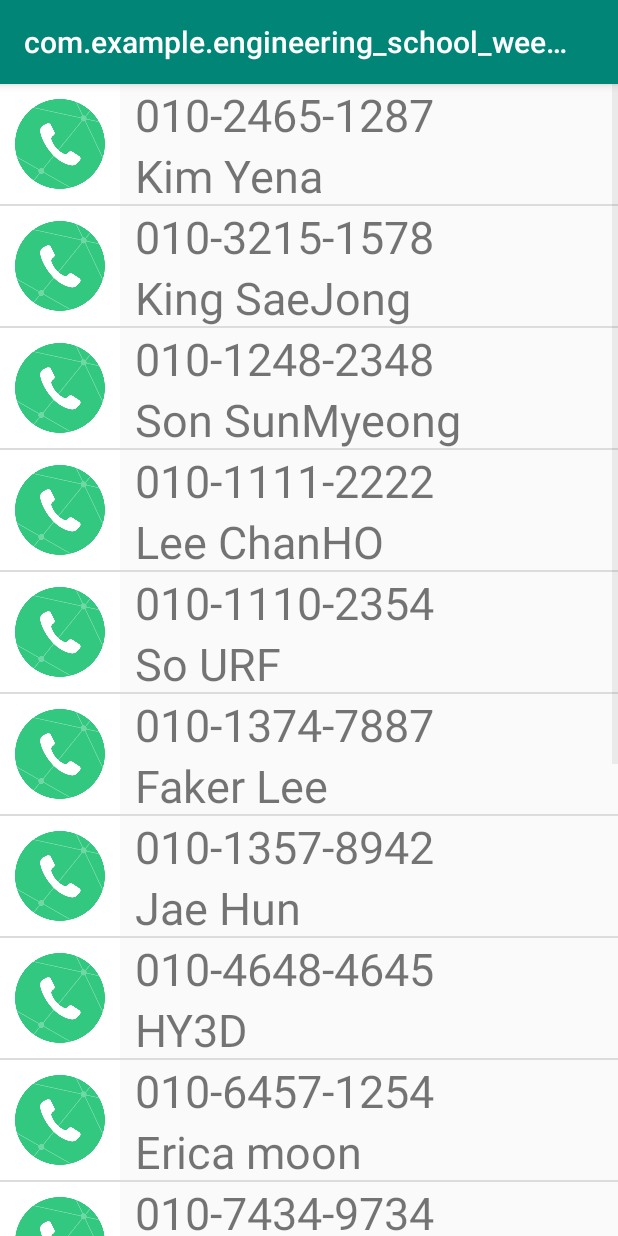
After one commit to Sn1Kuz/EngineeringSchool_week1, an Android app: the ListActivity screen opened directly, with no data from a screen before it, on a phone screen of 412 x 824 dp. The commit adds this screen. Run offline under Robolectric (Android 15) with nearby library versions, the phone set to English and light mode, and no system bars.

Commit message:
EngineeringSchool_2

```diff
--- a/EngineeringSchool_1/app/src/main/AndroidManifest.xml
+++ b/EngineeringSchool_1/app/src/main/AndroidManifest.xml
@@ -7,11 +7,12 @@
     <application
         android:allowBackup="true"
         android:icon="@mipmap/ic_launcher"
-        android:label="@string/app_name"
         android:roundIcon="@mipmap/ic_launcher_round"
         android:supportsRtl="true"
         android:theme="@style/AppTheme">
-        <activity android:name=".Test_6"></activity>
+        <activity android:name=".ListActivity" />
+        <activity android:name=".LifeCycleActivity" />
+        <activity android:name=".Test_6" />
         <activity android:name=".Test_5" />
         <activity android:name=".Test_4" />
         <activity android:name=".Test_3" />
--- /dev/null
+++ b/EngineeringSchool_1/app/src/main/java/com/example/engineering_school_week1_homework/ListActivity.java
@@ -0,0 +1,126 @@
+package com.example.engineering_school_week1_homework;
+
+import androidx.appcompat.app.AppCompatActivity;
+
+import android.content.Context;
+import android.os.Bundle;
+import android.view.LayoutInflater;
+import android.view.View;
+import android.view.ViewGroup;
+import android.widget.AdapterView;
+import android.widget.BaseAdapter;
+import android.widget.ImageView;
+import android.widget.ListView;
+import android.widget.TextView;
+import android.widget.Toast;
+
+import java.util.ArrayList;
+
+public class ListActivity extends AppCompatActivity {
+
+    ArrayList<SampleData> dataList;
+    Context context =this;
+
+    @Override
+    protected void onCreate(Bundle savedInstanceState) {
+        super.onCreate(savedInstanceState);
+        setContentView(R.layout.activity_list);
+
+        this.InitializeMovieData();
+        ListView listView = (ListView) findViewById(R.id.listView);
+        final MyAdapter myAdapter = new MyAdapter(this,dataList);
+        listView.setAdapter(myAdapter);
+        listView.setOnItemClickListener(new AdapterView.OnItemClickListener(){
+            @Override
+            public void onItemClick(AdapterView parent, View v, int position, long id){
+                Toast.makeText(getApplicationContext(),
+                        myAdapter.getItem(position).getText(),
+                        Toast.LENGTH_LONG).show();
+            }
+        });
+    }
+    public void InitializeMovieData()
+    {
+        dataList = new ArrayList<SampleData>();
+//        for (int i = 0; i < 10; i++)
+//            dataList.add(new SampleData("Text" + i));
+        dataList.add(new SampleData("010-2465-1287", R.drawable.call, "Kim Yena"));
+        dataList.add(new SampleData("010-3215-1578", R.drawable.call, "King SaeJong"));
+        dataList.add(new SampleData("010-1248-2348", R.drawable.call, "Son SunMyeong"));
+        dataList.add(new SampleData("010-1111-2222", R.drawable.call, "Lee ChanHO"));
+        dataList.add(new SampleData("010-1110-2354", R.drawable.call, "So URF"));
+        dataList.add(new SampleData("010-1374-7887", R.drawable.call, "Faker Lee"));
+        dataList.add(new SampleData("010-1357-8942", R.drawable.call, "Jae Hun"));
+        dataList.add(new SampleData("010-4648-4645", R.drawable.call, "HY3D"));
+        dataList.add(new SampleData("010-6457-1254", R.drawable.call, "Erica moon"));
+        dataList.add(new SampleData("010-7434-9734", R.drawable.call, "Kim J1Nu"));
+        dataList.add(new SampleData("010-7895-4532", R.drawable.call, "Mun SaeHo"));
+        dataList.add(new SampleData("010-1298-5578", R.drawable.call, "Lee JongSu"));
+        dataList.add(new SampleData("010-4690-1287", R.drawable.call, "Kim JiWon"));
+        dataList.add(new SampleData("010-7255-3466", R.drawable.call, "Ko NamKill"));
+        dataList.add(new SampleData("010-4691-1287", R.drawable.call, "Kim KunHa"));
+        dataList.add(new SampleData("010-2531-4690", R.drawable.call, "Lee SiBin"));
+
+    }
+    public class SampleData {
+        private String text;
+        private int img;
+        private String name;
+
+        public SampleData(String text, int img, String name){
+            this.text = text;
+            this.img = img;
+            this.name = name;
+        }
+        public String getText()
+        {
+            return this.text;
+        }
+        public int getImg()
+        {
+            return this.img;
+        }
+        public String getName()
+        {
+            return this.name;
+        }
+    }
+    public class MyAdapter extends BaseAdapter {
+        Context mContext = null;
+        LayoutInflater mLayoutInflater = null;
+        ArrayList<SampleData> sample;
+        public MyAdapter(Context context, ArrayList<SampleData> data) {
+            mContext = context;
+            sample = data;
+            mLayoutInflater = LayoutInflater.from(mContext);
+        }
+        @Override
+        public int getCount() {
+            return sample.size();
+        }
+        @Override
+        public long getItemId(int position) {
+            return position;
+        }
+        @Override
+        public SampleData getItem(int position) {
+            return sample.get(position);
+        }
+
+        //view 1개씩 주는거
+        //convertview - 리스트가 엄청 많아지면 getView 일일히 하며 부담이 큰데, inflate로 coverView null이면 조정
+        @Override
+        public View getView(int position, View convertView, ViewGroup parent) {
+            View view = mLayoutInflater.inflate(R.layout.layout_listview, null);
+            TextView textView = (TextView)view.findViewById(R.id.textView);
+            ImageView imageView = (ImageView)view.findViewById(R.id.poster);
+            TextView nameView = (TextView)view.findViewById(R.id.nameView);
+
+            textView.setText(sample.get(position).getText());
+            imageView.setImageResource(sample.get(position).getImg());
+            nameView.setText(sample.get(position).getName());
+
+            return view;
+        }
+    }
+}
--- a/EngineeringSchool_1/app/src/main/java/com/example/engineering_school_week1_homework/Test_3.java
+++ b/EngineeringSchool_1/app/src/main/java/com/example/engineering_school_week1_homework/Test_3.java
@@ -28,6 +28,7 @@ public class Test_3 extends AppCompatActivity {
         note = (TextView) findViewById(R.id.explainText);
         next = (Button) findViewById(R.id.Next);
         before = (Button)findViewById(R.id.Before);
+        note.setText(explain[0]);
 
         View.OnClickListener onClickListener = new View.OnClickListener() {
             @Override
--- /dev/null
+++ b/EngineeringSchool_1/app/src/main/res/layout/activity_list.xml
@@ -0,0 +1,16 @@
+<?xml version="1.0" encoding="utf-8"?>
+<androidx.constraintlayout.widget.ConstraintLayout
+    xmlns:android="http://schemas.android.com/apk/res/android"
+    xmlns:app="http://schemas.android.com/apk/res-auto"
+    xmlns:tools="http://schemas.android.com/tools"
+    android:layout_width="match_parent"
+    android:layout_height="match_parent"
+    tools:context=".ListActivity">
+
+    <ListView
+        android:layout_width="match_parent"
+        android:layout_height="match_parent"
+        android:id="@+id/listView"
+        />
+
+</androidx.constraintlayout.widget.ConstraintLayout>
--- /dev/null
+++ b/EngineeringSchool_1/app/src/main/res/layout/layout_listview.xml
@@ -0,0 +1,50 @@
+<?xml version="1.0" encoding="utf-8"?>
+<androidx.constraintlayout.widget.ConstraintLayout xmlns:android="http://schemas.android.com/apk/res/android"
+    android:layout_width="match_parent"
+    android:layout_height="match_parent"
+    xmlns:app="http://schemas.android.com/apk/res-auto"
+    xmlns:tools="http://schemas.android.com/tools">
+
+    <LinearLayout
+        android:id="@+id/linearLayout3"
+        android:layout_width="wrap_content"
+        android:layout_height="wrap_content"
+        android:orientation="horizontal"
+        app:layout_constraintStart_toStartOf="parent"
+        app:layout_constraintTop_toTopOf="parent">
+
+        <ImageView
+            android:id="@+id/poster"
+            android:layout_width="80dp"
+            android:layout_height="80dp"
+            android:layout_weight="1"
+            android:scaleType="fitXY"
+            tools:srcCompat="@tools:sample/backgrounds/scenic[2]" />
+
+        <LinearLayout
+            android:layout_width="match_parent"
+            android:layout_height="match_parent"
+            android:orientation="vertical">
+
+            <TextView
+                android:id="@+id/textView"
+                android:layout_width="match_parent"
+                android:layout_height="wrap_content"
+                android:text="TextView"
+                android:textSize="30dp"
+                android:layout_marginLeft="10dp"
+                />
+
+            <TextView
+                android:id="@+id/nameView"
+                android:layout_width="match_parent"
+                android:layout_height="wrap_content"
+                android:textSize="30dp"
+                android:text="NameView"
+                android:layout_marginLeft="10dp"
+                />
+
+        </LinearLayout>
+    </LinearLayout>
+
+</androidx.constraintlayout.widget.ConstraintLayout>
--- /dev/null
+++ b/EngineeringSchool_1/app/src/main/res/values/ids.xml
@@ -0,0 +1,4 @@
+<?xml version="1.0" encoding="utf-8"?>
+<resources>
+    <item name="textView" type="id" />
+</resources>
```
Also changed, not shown: EngineeringSchool_1/app/src/main/java/com/example/engineering_school_week1_homework/LifeCycleActivity.java (added, +49 -0 lines), EngineeringSchool_1/app/src/main/java/com/example/engineering_school_week1_homework/MainActivity.java (+8 -0 lines), EngineeringSchool_1/app/src/main/res/layout/activity_life_cycle.xml (added, +11 -0 lines), EngineeringSchool_1/app/src/main/res/layout/activity_main.xml (+4 -3 lines), EngineeringSchool_1/app/src/main/res/values/strings.xml (+17 -1 lines), EngineeringSchool_1/app/src/main/res/drawable-v24/call.png (added).
